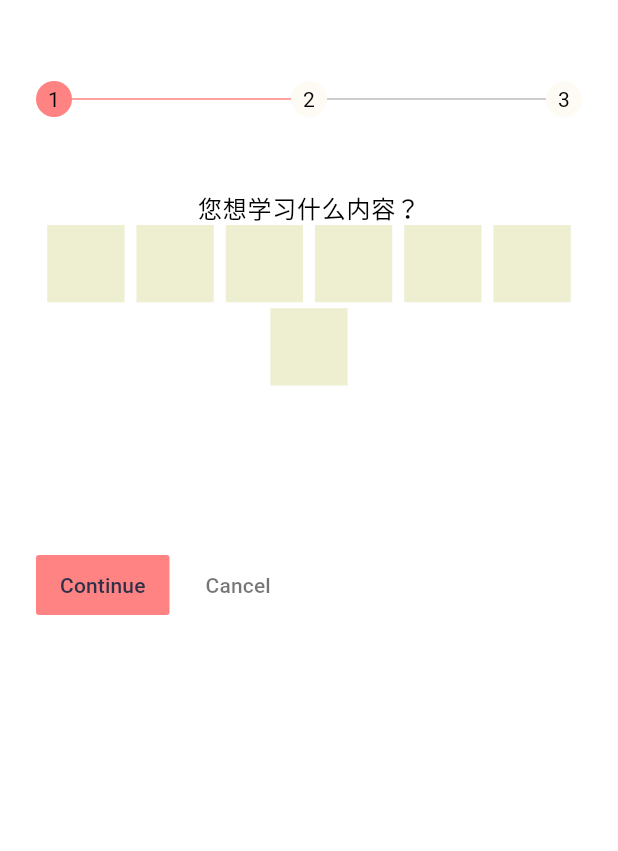
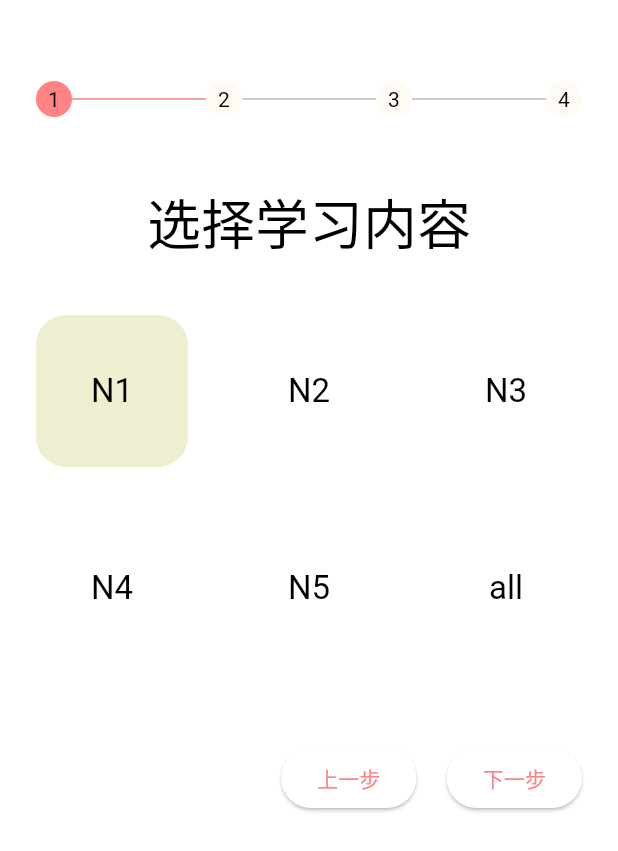
Before and after one commit to ShierChan/Stepper, a Flutter app: the PaintSteps screen opened directly, on a phone screen of 412 x 824 dp. Shown: the top 851 px of the screen. Run offline on Flutter 3.47's test engine with Material 3 defaults, Android fonts, the phone set to English and light mode, and no system bars; our stand-ins replace table_calendar.

Commit message:
core function 70% finished

```diff
--- a/lib/main.dart
+++ b/lib/main.dart
@@ -2,7 +2,6 @@ import 'package:flutter/material.dart';
 import 'package:stepper/color.dart';
 import 'package:stepper/pages/casual_memorize.dart';
 import 'package:stepper/pages/paint_steps.dart';
-import 'package:stepper/pages/step_memorize.dart';
 
 void main() {
   runApp(const Stepper());
--- a/lib/pages/paint_steps.dart
+++ b/lib/pages/paint_steps.dart
@@ -10,6 +10,14 @@ class PaintSteps extends StatefulWidget {
 
 class PaintStepsState extends State<PaintSteps> {
   int _currentStep = 0;
+
+  String currentLevel = "N1";
+  int currentTime = 180;
+  int currentStudyTimes = 6;
+
+  static List<String> levelList = ["N1", "N2", "N3", "N4", "N5", "all"];
+  static List<int> timeList = [180, 160, 140, 120, 100, 80, 60, 40, 20];
+  static List<int> studyTimesPerWeek = [6, 5, 4, 3, 2, 1];
 
   @override
   Widget build(BuildContext context) {
@@ -24,6 +32,26 @@ class PaintStepsState extends State<PaintSteps> {
             const SizedBox(height: 30),
             Expanded(
               child: Stepper(
+                controlsBuilder:
+                    (BuildContext context, ControlsDetails controlsDetails) {
+                  return Padding(
+                    padding: const EdgeInsets.only(top: 20.0),
+                    child: Row(
+                      mainAxisAlignment: MainAxisAlignment.end,
+                      children: <Widget>[
+                        ElevatedButton(
+                          onPressed: controlsDetails.onStepCancel,
+                          child: const Text('上一步'),
+                        ),
+                        const SizedBox(width: 20),
+                        ElevatedButton(
+                          onPressed: controlsDetails.onStepContinue,
+                          child: const Text('下一步'),
+                        ),
+                      ],
+                    ),
+                  );
+                },
                 stepIconBuilder: (index, stepperState) {
                   switch (stepperState) {
                     case StepState.editing:
@@ -54,7 +82,7 @@ class PaintStepsState extends State<PaintSteps> {
                 stepIconMargin: const EdgeInsets.all(0),
                 elevation: 0,
                 onStepContinue: () {
-                  if (_currentStep < 2) {
+                  if (_currentStep < 3) {
                     setState(() {
                       _currentStep += 1;
                     });
@@ -71,87 +99,51 @@ class PaintStepsState extends State<PaintSteps> {
                   Step(
                     title: const Text(''),
                     content: Column(children: [
-                      Text('您想学习什么内容？',
-                          style: Theme.of(context).textTheme.bodyLarge),
+                      Text('选择学习内容',
+                          style: Theme.of(context).textTheme.displaySmall),
+                      const SizedBox(height: 40),
                       SizedBox(
                         width: MediaQuery.of(context).size.width,
-                        height: 200,
-                        child: Wrap(
-                          spacing: 8.0, // 主轴(水平)方向间距
-                          runSpacing: 4.0, // 纵轴（垂直）方向间距
-                          alignment: WrapAlignment.center, //沿主轴方向居中
-                          children: <Widget>[
-                            GestureDetector(
-                              child: Container(
-                                width: MediaQuery.of(context).size.width / 8,
-                                height: MediaQuery.of(context).size.width / 8,
-                                decoration: BoxDecoration(
-                                  color:
-                                      Theme.of(context).colorScheme.secondary,
+                        height:
+                            (MediaQuery.of(context).size.width - 60) / 3 * 2 +
+                                30,
+                        child: GridView(
+                          physics: const NeverScrollableScrollPhysics(),
+                          gridDelegate:
+                              const SliverGridDelegateWithFixedCrossAxisCount(
+                            crossAxisCount: 3, //横轴三个子widget
+                            childAspectRatio: 1.0, //宽高比为1时，子widget
+                            mainAxisSpacing: 30,
+                            crossAxisSpacing: 30,
+                          ),
+                          children: levelList
+                              .map(
+                                (level) => GestureDetector(
+                                  child: Container(
+                                    decoration: level == currentLevel
+                                        ? BoxDecoration(
+                                            color: Theme.of(context)
+                                                .colorScheme
+                                                .secondary,
+                                            borderRadius:
+                                                BorderRadius.circular(20),
+                                          )
+                                        : const BoxDecoration(),
+                                    child: Center(
+                                      child: Text(level,
+                                          style: Theme.of(context)
+                                              .textTheme
+                                              .titleLarge),
+                                    ),
+                                  ),
+                                  onTap: () {
+                                    setState(() {
+                                      currentLevel = level;
+                                    });
+                                  },
                                 ),
-                              ),
-                            ),
-                            GestureDetector(
-                              child: Container(
-                                width: MediaQuery.of(context).size.width / 8,
-                                height: MediaQuery.of(context).size.width / 8,
-                                decoration: BoxDecoration(
-                                  color:
-                                      Theme.of(context).colorScheme.secondary,
-                                ),
-                              ),
-                            ),
-                            GestureDetector(
-                              child: Container(
-                                width: MediaQuery.of(context).size.width / 8,
-                                height: MediaQuery.of(context).size.width / 8,
-                                decoration: BoxDecoration(
-                                  color:
-                                      Theme.of(context).colorScheme.secondary,
-                                ),
-                              ),
-                            ),
-                            GestureDetector(
-                              child: Container(
-                                width: MediaQuery.of(context).size.width / 8,
-                                height: MediaQuery.of(context).size.width / 8,
-                                decoration: BoxDecoration(
-                                  color:
-                                      Theme.of(context).colorScheme.secondary,
-                                ),
-                              ),
-                            ),
-                            GestureDetector(
-                              child: Container(
-                                width: MediaQuery.of(context).size.width / 8,
-                                height: MediaQuery.of(context).size.width / 8,
-                                decoration: BoxDecoration(
-                                  color:
-                                      Theme.of(context).colorScheme.secondary,
-                                ),
-                              ),
-                            ),
-                            GestureDetector(
-                              child: Container(
-                                width: MediaQuery.of(context).size.width / 8,
-                                height: MediaQuery.of(context).size.width / 8,
-                                decoration: BoxDecoration(
-                                  color:
-                                      Theme.of(context).colorScheme.secondary,
-                                ),
-                              ),
-                            ),
-                            GestureDetector(
-                              child: Container(
-                                width: MediaQuery.of(context).size.width / 8,
-                                height: MediaQuery.of(context).size.width / 8,
-                                decoration: BoxDecoration(
-                                  color:
-                                      Theme.of(context).colorScheme.secondary,
-                                ),
-                              ),
-                            ),
-                          ],
+                              )
+                              .toList(),
                         ),
                       ),
                     ]),
@@ -162,7 +154,55 @@ class PaintStepsState extends State<PaintSteps> {
                   ),
                   Step(
                     title: const Text(''),
-                    content: const Text('这是第二个步骤的内容'),
+                    content: Column(children: [
+                      Text('学习总天数',
+                          style: Theme.of(context).textTheme.displaySmall),
+                      const SizedBox(height: 60),
+                      SizedBox(
+                        width: MediaQuery.of(context).size.width,
+                        height:
+                            (MediaQuery.of(context).size.width - 60) / 3 * 3 +
+                                30,
+                        child: GridView(
+                          physics: const NeverScrollableScrollPhysics(),
+                          gridDelegate:
+                              const SliverGridDelegateWithFixedCrossAxisCount(
+                            crossAxisCount: 3, //横轴三个子widget
+                            childAspectRatio: 1.0, //宽高比为1时，子widget
+                            mainAxisSpacing: 30,
+                            crossAxisSpacing: 30,
+                          ),
+                          children: timeList
+                              .map(
+                                (time) => GestureDetector(
+                                  child: Container(
+                                    decoration: time == currentTime
+                                        ? BoxDecoration(
+                                            color: Theme.of(context)
+                                                .colorScheme
+                                                .secondary,
+                                            borderRadius:
+                                                BorderRadius.circular(20),
+                                          )
+                                        : const BoxDecoration(),
+                                    child: Center(
+                                      child: Text(time.toString(),
+                                          style: Theme.of(context)
+                                              .textTheme
+                                              .titleLarge),
+                                    ),
+                                  ),
+                                  onTap: () {
+                                    setState(() {
+                                      currentTime = time;
+                                    });
+                                  },
+                                ),
+                              )
+                              .toList(),
+                        ),
+                      ),
+                    ]),
                     isActive: _currentStep >= 1,
                     state: _currentStep > 1
                         ? StepState.complete
@@ -170,8 +210,71 @@ class PaintStepsState extends State<PaintSteps> {
                   ),
                   Step(
                     title: const Text(''),
-                    content: const Text('这是第三个步骤的内容'),
+                    content: Column(children: [
+                      Text('一周学习几天',
+                          style: Theme.of(context).textTheme.displaySmall),
+                      const SizedBox(height: 60),
+                      SizedBox(
+                        width: MediaQuery.of(context).size.width,
+                        height:
+                            (MediaQuery.of(context).size.width - 60) / 3 * 2 +
+                                30,
+                        child: GridView(
+                          physics: const NeverScrollableScrollPhysics(),
+                          gridDelegate:
+                              const SliverGridDelegateWithFixedCrossAxisCount(
+                            crossAxisCount: 3, //横轴三个子widget
+                            childAspectRatio: 1.0, //宽高比为1时，子widget
+                            mainAxisSpacing: 30,
+                            crossAxisSpacing: 30,
+                          ),
+                          children: studyTimesPerWeek
+                              .map(
+                                (time) => GestureDetector(
+                                  child: Container(
+                                    decoration: time == currentStudyTimes
+                                        ? BoxDecoration(
+                                            color: Theme.of(context)
+                                                .colorScheme
+                                                .secondary,
+                                            borderRadius:
+                                                BorderRadius.circular(20),
+                                          )
+                                        : const BoxDecoration(),
+                                    child: Center(
+                                      child: Text(time.toString(),
+                                          style: Theme.of(context)
+                                              .textTheme
+                                              .titleLarge),
+                                    ),
+                                  ),
+                                  onTap: () {
+                                    setState(() {
+                                      currentStudyTimes = time;
+                                    });
+                                  },
+                                ),
+                              )
+                              .toList(),
+                        ),
+                      ),
+                    ]),
                     isActive: _currentStep >= 2,
+                    state: _currentStep > 2
+                        ? StepState.complete
+                        : StepState.indexed,
+                  ),
+                  Step(
+                    title: const Text(''),
+                    content: Column(children: [
+                      Text('总结',
+                          style: Theme.of(context).textTheme.displaySmall),
+                      const SizedBox(height: 60),
+                      Column(children: [
+                        // Text(),
+                      ]),
+                    ]),
+                    isActive: _currentStep >= 3,
                     state: StepState.indexed,
                   ),
                 ],
```
Also changed, not shown: 15 other files.
